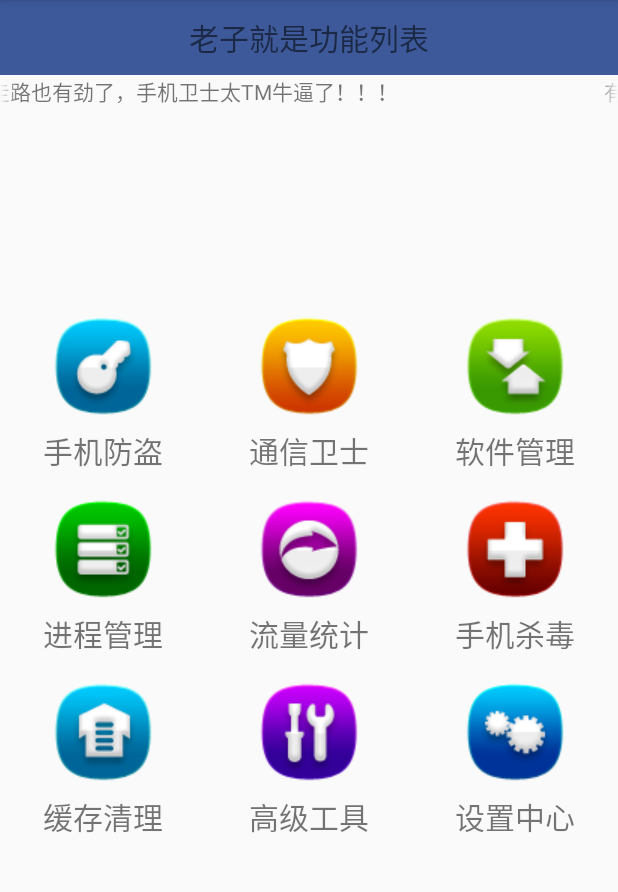
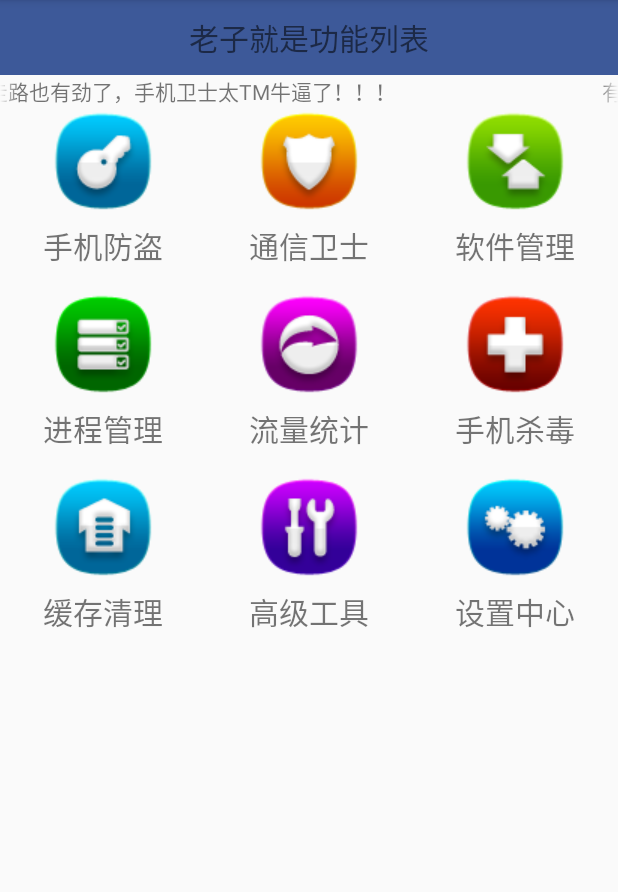
Before and after one commit to zcjxz/WEI_SHI_360, an Android app: the screen it shows after launch (HomeActivity), on a phone screen of 412 x 824 dp, the part 84-976 px from its top. Run offline under Robolectric (Android 15) with nearby library versions, the phone set to English and light mode, and no system bars.

Commit message:
整理一下

```diff
--- a/app/src/main/res/anim/tran_down.xml
+++ b/app/src/main/res/anim/tran_down.xml
@@ -3,5 +3,8 @@
 <translate
     android:duration="200"
     android:fromYDelta="0"
-    android:toYDelta="100%p"/>
+    android:toYDelta="0"/>
+    <!--android:toYDelta="100%p"-->
+
+
 </set>
--- a/app/src/main/res/layout/activity_home.xml
+++ b/app/src/main/res/layout/activity_home.xml
@@ -1,17 +1,15 @@
 <?xml version="1.0" encoding="utf-8"?>
-<RelativeLayout xmlns:android="http://schemas.android.com/apk/res/android"
+<LinearLayout xmlns:android="http://schemas.android.com/apk/res/android"
     xmlns:tools="http://schemas.android.com/tools"
     android:layout_width="match_parent"
     android:layout_height="match_parent"
     tools:context="com.zcj.wei_shi_360.activity.HomeActivity"
-    >
+    android:orientation="vertical">
     <TextView
-        android:id="@+id/gnlb"
         android:text="老子就是功能列表"
         style="@style/TitleStyle"
         />
     <com.zcj.wei_shi_360.view.FocusedTextView
-        android:layout_below="@id/gnlb"
         android:layout_width="match_parent"
         android:layout_height="wrap_content"
         android:text="有了手机卫士，腰不酸，腿部疼，走路也有劲了，手机卫士太TM牛逼了！！！"
@@ -27,4 +25,4 @@
         android:layout_centerVertical="true">
 
     </GridView>
-</RelativeLayout>
+</LinearLayout>
--- a/app/src/main/res/layout/dialog_input_password.xml
+++ b/app/src/main/res/layout/dialog_input_password.xml
@@ -11,7 +11,7 @@
         android:layout_width="match_parent"
         android:layout_height="wrap_content"
         android:inputType="textPassword"
-        android:hint="设置密码"/>
+        android:hint="输入密码"/>
 
     <LinearLayout
         android:layout_width="match_parent"
```
Also changed, not shown: app/src/main/AndroidManifest.xml (+6 -3 lines), app/src/main/java/com/zcj/wei_shi_360/activity/ContactActivity.java (+15 -10 lines).
